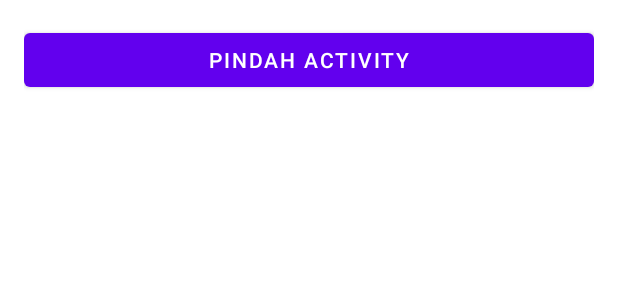
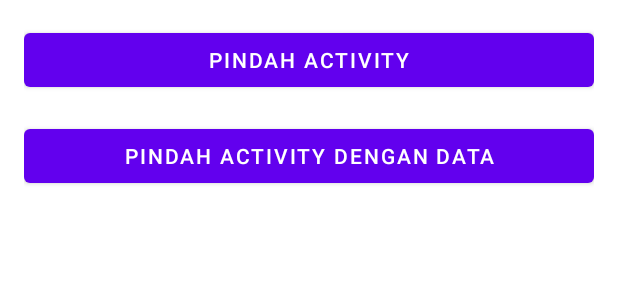
Before and after one commit to erikrios/my-intent-app, an Android app: the layout activity_main.xml on its own in the app's theme, with its tools: preview values and no code run, on a phone screen of 412 x 824 dp. Shown: the top 300 px of the screen. Run offline under Robolectric (Android 15) with nearby library versions, the phone set to English and light mode, and no system bars.

Commit message:
Add a button

```diff
--- a/app/src/main/res/layout/activity_main.xml
+++ b/app/src/main/res/layout/activity_main.xml
@@ -13,4 +13,11 @@
         android:layout_height="wrap_content"
         android:layout_marginBottom="16dp"
         android:text="@string/move_activity" />
+
+    <Button
+        android:id="@+id/btn_move_activity_data"
+        android:layout_width="match_parent"
+        android:layout_height="wrap_content"
+        android:layout_marginBottom="16dp"
+        android:text="@string/move_with_data" />
 </LinearLayout>
```
